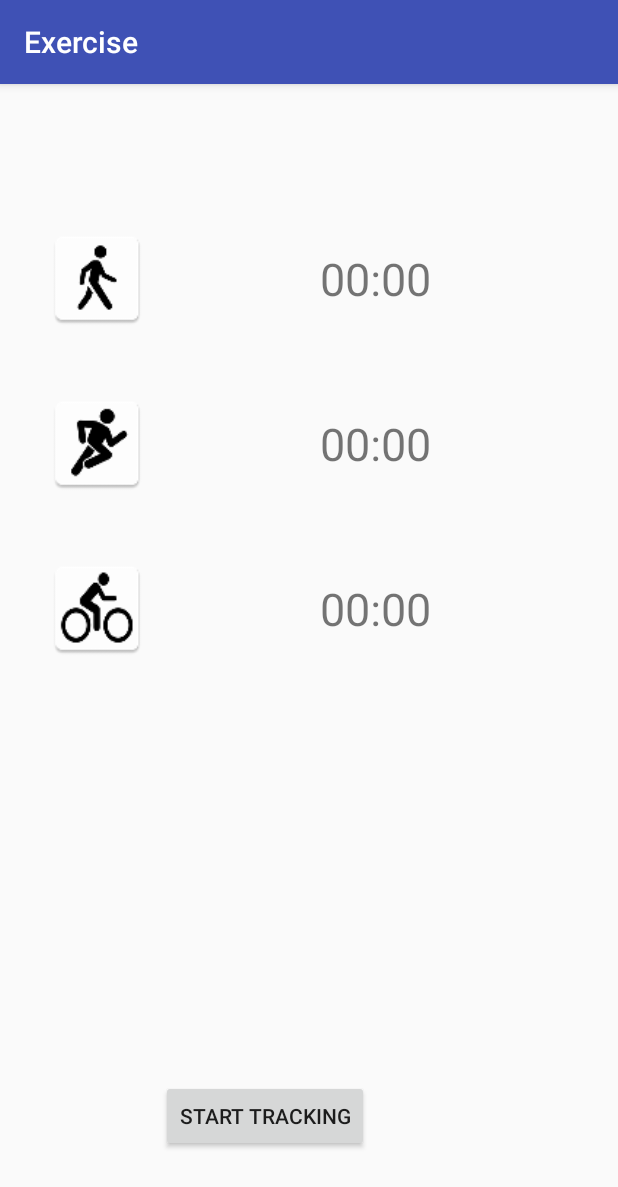
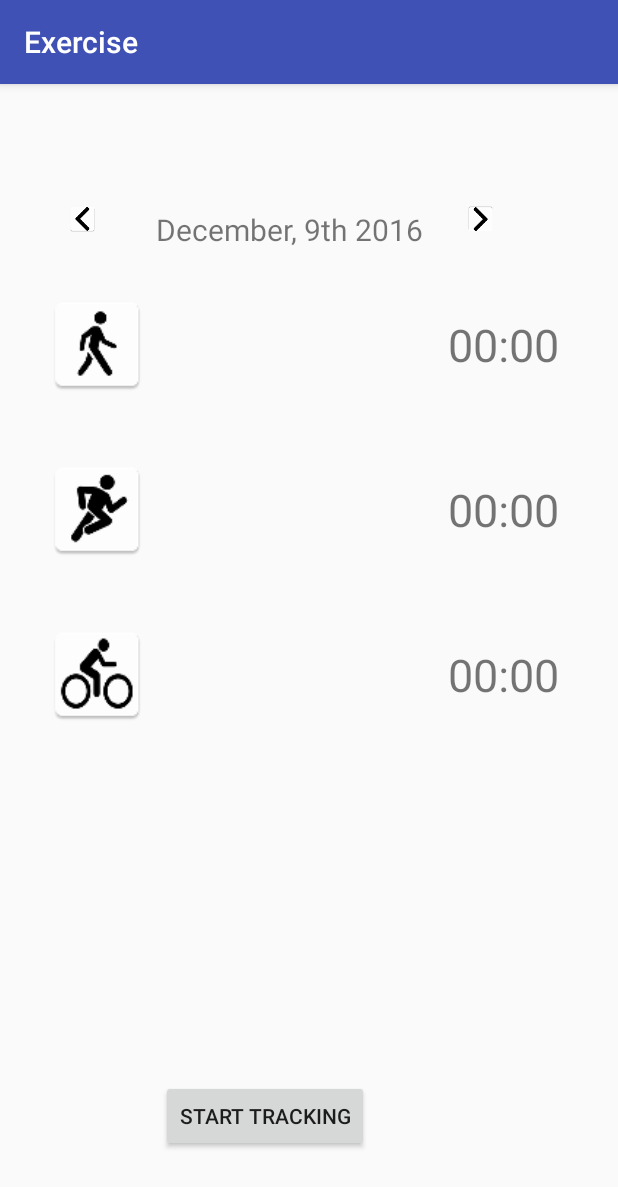
Before and after one commit to alexisfat/HelloHydration, an Android app: the ExerciseTracker screen opened directly, with no data from a screen before it, on a phone screen of 412 x 824 dp. Shown: the top 1187 px of the screen. Run offline under Robolectric (Android 15) with nearby library versions, the phone set to English and light mode, and no system bars.

Commit message:
Incorporated date in exercise view

```diff
--- a/app/src/main/res/layout/activity_exercisetracker.xml
+++ b/app/src/main/res/layout/activity_exercisetracker.xml
@@ -5,11 +5,7 @@
     android:layout_height="match_parent"
     android:stretchColumns="1">
 
-    <TextView
-        android:layout_width="wrap_content"
-        android:layout_height="wrap_content"
-        android:id="@+id/acc"
-        android:textSize="24sp" />
+
     <TableLayout
         android:layout_width="match_parent"
         android:layout_height="match_parent">
@@ -17,14 +13,44 @@
         <TableRow android:paddingTop="80dp">
 
             <ImageView
+                android:paddingLeft="10dp"
+                android:layout_width="20dp"
+                android:layout_height="20dp"
+                app:srcCompat="@mipmap/arrow"
+                android:id="@+id/arrow1" />
+
+            <TextView
+                android:id="@+id/currentDate"
+                android:paddingTop="35dp"
+                android:text="December, 9th 2016"
+                android:textSize="20dp"
+                android:layout_width="wrap_content"
+                android:layout_height="wrap_content"
+                android:gravity="center"
+                android:padding="3dip" />
+
+            <ImageView
+                android:paddingLeft="30dp"
+                android:layout_width="20dp"
+                android:layout_height="20dp"
+                app:srcCompat="@mipmap/arrow"
+                android:rotation="180"
+                android:id="@+id/arrow2" />
+
+        </TableRow>
+
+        <TableRow android:paddingTop="10dp">
+
+            <ImageView
                 android:paddingLeft="30dp"
                 android:layout_width="100dp"
                 android:layout_height="100dp"
                 app:srcCompat="@mipmap/walking"
                 android:id="@+id/imageView5" />
+
             <TextView
-                android:layout_width="100dp"
-                android:layout_height="100dp"/>
+                android:layout_width="40dp"
+                android:layout_height="40dp"/>
 
             <TextView
                 android:id="@+id/walkingTime"
```
